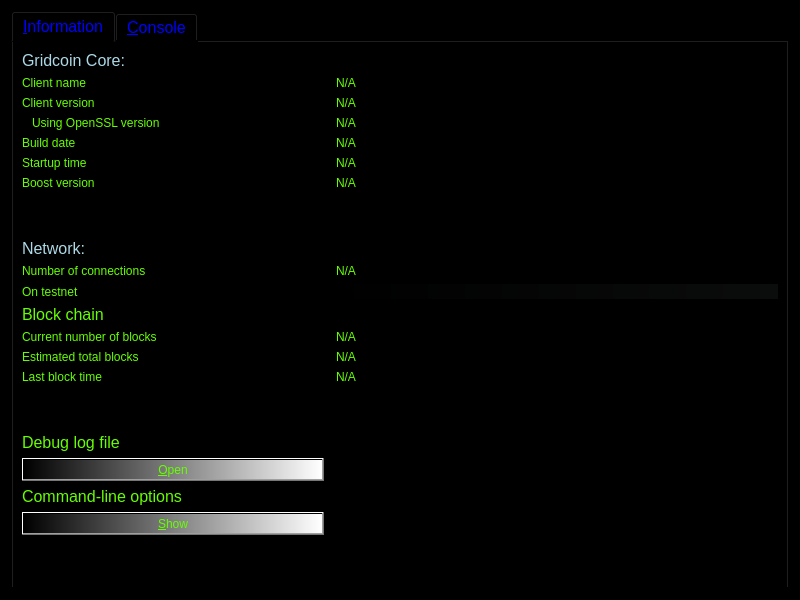
First picture: the form in src/qt/forms/rpcconsole.ui, repository gridcoin/Gridcoin-master, before the edit.
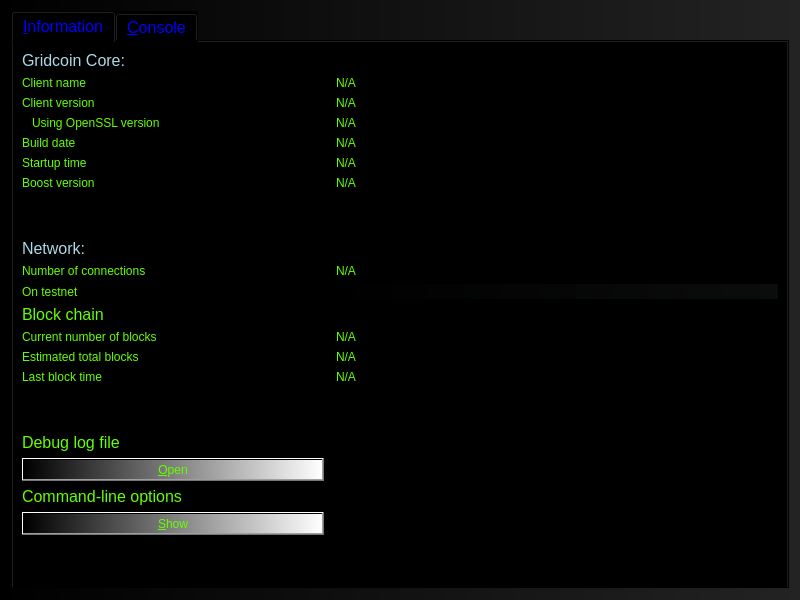
Second picture: the form after the edit. Icons and pictures are not drawn.

What changed in the file:
```diff
--- a/src/qt/forms/rpcconsole.ui
+++ b/src/qt/forms/rpcconsole.ui
@@ -23,12 +23,23 @@
       </brush>
      </colorrole>
      <colorrole role="Button">
-      <brush brushstyle="SolidPattern">
+      <brush brushstyle="LinearGradientPattern">
+       <gradient startx="0.000000000000000" starty="0.000000000000000" endx="1.000000000000000" endy="0.000000000000000" type="LinearGradient" spread="PadSpread" coordinatemode="ObjectBoundingMode">
+        <gradientstop position="0.000000000000000">
        <color alpha="255">
         <red>0</red>
         <green>0</green>
         <blue>0</blue>
        </color>
+        </gradientstop>
+        <gradientstop position="1.000000000000000">
+         <color alpha="255">
+          <red>35</red>
+          <green>35</green>
+          <blue>35</blue>
+         </color>
+        </gradientstop>
+       </gradient>
       </brush>
      </colorrole>
      <colorrole role="Light">
@@ -95,21 +106,43 @@
       </brush>
      </colorrole>
      <colorrole role="Base">
-      <brush brushstyle="SolidPattern">
+      <brush brushstyle="LinearGradientPattern">
+       <gradient startx="0.000000000000000" starty="0.000000000000000" endx="1.000000000000000" endy="0.000000000000000" type="LinearGradient" spread="PadSpread" coordinatemode="ObjectBoundingMode">
+        <gradientstop position="0.000000000000000">
        <color alpha="255">
-        <red>8</red>
-        <green>8</green>
-        <blue>8</blue>
-       </color>
+          <red>0</red>
+          <green>0</green>
+          <blue>0</blue>
+         </color>
+        </gradientstop>
+        <gradientstop position="1.000000000000000">
+         <color alpha="255">
+          <red>35</red>
+          <green>35</green>
+          <blue>35</blue>
+         </color>
+        </gradientstop>
+       </gradient>
       </brush>
      </colorrole>
      <colorrole role="Window">
-      <brush brushstyle="SolidPattern">
+      <brush brushstyle="LinearGradientPattern">
+       <gradient startx="0.000000000000000" starty="0.000000000000000" endx="1.000000000000000" endy="0.000000000000000" type="LinearGradient" spread="PadSpread" coordinatemode="ObjectBoundingMode">
+        <gradientstop position="0.000000000000000">
        <color alpha="255">
-        <red>12</red>
-        <green>12</green>
-        <blue>12</blue>
-       </color>
+          <red>0</red>
+          <green>0</green>
+          <blue>0</blue>
+         </color>
+        </gradientstop>
+        <gradientstop position="1.000000000000000">
+         <color alpha="255">
+          <red>35</red>
+          <green>35</green>
+          <blue>35</blue>
+         </color>
+        </gradientstop>
+       </gradient>
       </brush>
      </colorrole>
      <colorrole role="Shadow">
@@ -187,12 +220,23 @@
       </brush>
      </colorrole>
      <colorrole role="Button">
-      <brush brushstyle="SolidPattern">
+      <brush brushstyle="LinearGradientPattern">
+       <gradient startx="0.000000000000000" starty="0.000000000000000" endx="1.000000000000000" endy="0.000000000000000" type="LinearGradient" spread="PadSpread" coordinatemode="ObjectBoundingMode">
+        <gradientstop position="0.000000000000000">
        <color alpha="255">
         <red>0</red>
         <green>0</green>
         <blue>0</blue>
        </color>
+        </gradientstop>
+        <gradientstop position="1.000000000000000">
+         <color alpha="255">
+          <red>35</red>
+          <green>35</green>
+          <blue>35</blue>
+         </color>
+        </gradientstop>
+       </gradient>
       </brush>
      </colorrole>
      <colorrole role="Light">
@@ -259,21 +303,43 @@
       </brush>
      </colorrole>
      <colorrole role="Base">
-      <brush brushstyle="SolidPattern">
+      <brush brushstyle="LinearGradientPattern">
+       <gradient startx="0.000000000000000" starty="0.000000000000000" endx="1.000000000000000" endy="0.000000000000000" type="LinearGradient" spread="PadSpread" coordinatemode="ObjectBoundingMode">
+        <gradientstop position="0.000000000000000">
        <color alpha="255">
         <red>0</red>
         <green>0</green>
         <blue>0</blue>
        </color>
+        </gradientstop>
+        <gradientstop position="1.000000000000000">
+         <color alpha="255">
+          <red>35</red>
+          <green>35</green>
+          <blue>35</blue>
+         </color>
+        </gradientstop>
+       </gradient>
       </brush>
      </colorrole>
      <colorrole role="Window">
-      <brush brushstyle="SolidPattern">
+      <brush brushstyle="LinearGradientPattern">
+       <gradient startx="0.000000000000000" starty="0.000000000000000" endx="1.000000000000000" endy="0.000000000000000" type="LinearGradient" spread="PadSpread" coordinatemode="ObjectBoundingMode">
+        <gradientstop position="0.000000000000000">
        <color alpha="255">
         <red>0</red>
         <green>0</green>
         <blue>0</blue>
        </color>
+        </gradientstop>
+        <gradientstop position="1.000000000000000">
+         <color alpha="255">
+          <red>35</red>
+          <green>35</green>
+          <blue>35</blue>
+         </color>
+        </gradientstop>
+       </gradient>
       </brush>
      </colorrole>
      <colorrole role="Shadow">
@@ -351,12 +417,23 @@
       </brush>
      </colorrole>
      <colorrole role="Button">
-      <brush brushstyle="SolidPattern">
+      <brush brushstyle="LinearGradientPattern">
+       <gradient startx="0.000000000000000" starty="0.000000000000000" endx="1.000000000000000" endy="0.000000000000000" type="LinearGradient" spread="PadSpread" coordinatemode="ObjectBoundingMode">
+        <gradientstop position="0.000000000000000">
        <color alpha="255">
         <red>0</red>
         <green>0</green>
         <blue>0</blue>
        </color>
+        </gradientstop>
+        <gradientstop position="1.000000000000000">
+         <color alpha="255">
+          <red>35</red>
+          <green>35</green>
+          <blue>35</blue>
+         </color>
+        </gradientstop>
+       </gradient>
       </brush>
      </colorrole>
      <colorrole role="Light">
@@ -423,21 +500,43 @@
       </brush>
      </colorrole>
      <colorrole role="Base">
-      <brush brushstyle="SolidPattern">
+      <brush brushstyle="LinearGradientPattern">
+       <gradient startx="0.000000000000000" starty="0.000000000000000" endx="1.000000000000000" endy="0.000000000000000" type="LinearGradient" spread="PadSpread" coordinatemode="ObjectBoundingMode">
+        <gradientstop position="0.000000000000000">
        <color alpha="255">
         <red>0</red>
         <green>0</green>
         <blue>0</blue>
        </color>
+        </gradientstop>
+        <gradientstop position="1.000000000000000">
+         <color alpha="255">
+          <red>35</red>
+          <green>35</green>
+          <blue>35</blue>
+         </color>
+        </gradientstop>
+       </gradient>
       </brush>
      </colorrole>
      <colorrole role="Window">
-      <brush brushstyle="SolidPattern">
+      <brush brushstyle="LinearGradientPattern">
+       <gradient startx="0.000000000000000" starty="0.000000000000000" endx="1.000000000000000" endy="0.000000000000000" type="LinearGradient" spread="PadSpread" coordinatemode="ObjectBoundingMode">
+        <gradientstop position="0.000000000000000">
        <color alpha="255">
         <red>0</red>
         <green>0</green>
         <blue>0</blue>
        </color>
+        </gradientstop>
+        <gradientstop position="1.000000000000000">
+         <color alpha="255">
+          <red>35</red>
+          <green>35</green>
+          <blue>35</blue>
+         </color>
+        </gradientstop>
+       </gradient>
       </brush>
      </colorrole>
      <colorrole role="Shadow">
@@ -513,7 +612,11 @@
    <double>55.000000000000000</double>
   </property>
   <property name="autoFillBackground">
-   <bool>true</bool>
+   <bool>false</bool>
+  </property>
+  <property name="styleSheet">
+   <string notr="true">background-image: url(:/images/about);
+background-color: qlineargradient(spread:pad, x1:0, y1:0, x2:1, y2:0, stop:0 rgba(0, 0, 0, 255), stop:1 rgba(35, 35,35, 255));</string>
   </property>
   <layout class="QVBoxLayout" name="verticalLayout_2">
    <item>
```
Lines whose indentation alone changed are shown as unchanged.
